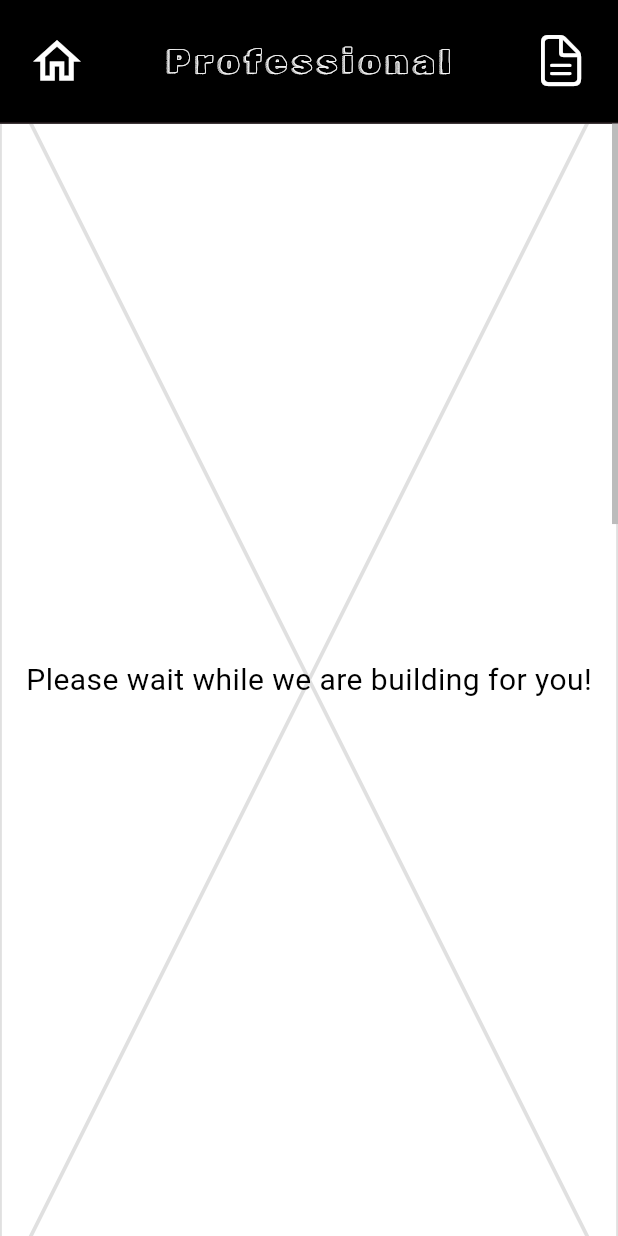
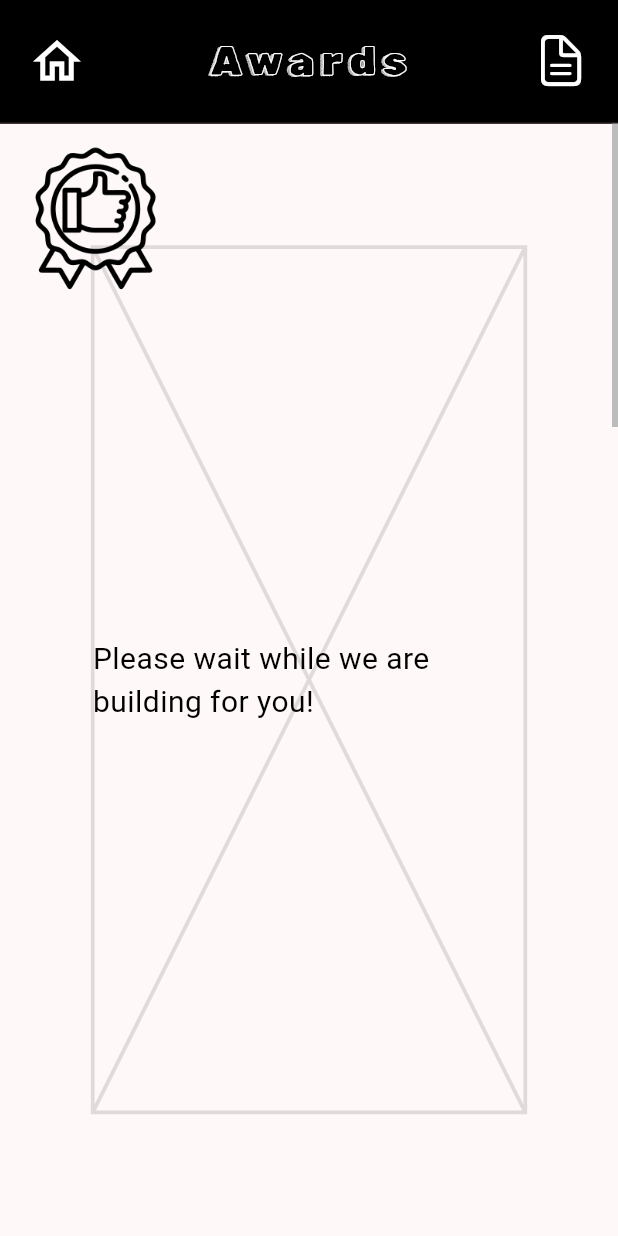
Before and after one commit to siva-ratnakar/home_page, a Flutter app: the ProfessionalPage screen opened by its route, on a phone screen of 412 x 824 dp. Run offline on Flutter 3.47's test engine with Material 3 defaults, Android fonts, the phone set to English and light mode, and no system bars; our stand-ins replace flutter_animate, go_router.

Commit message:
add images and handle header in professional
- add professional images
- add classes for items in this page
- add initial constants data
- get contents into the page from constants
- update header title to change dynamically based on scroll position
- refactor code

```diff
--- a/lib/constants/constants.dart
+++ b/lib/constants/constants.dart
@@ -1,3 +1,5 @@
+import 'package:siva_website/professional/src/classes.dart';
+
 class Constants {
   // Owner related constants
   // static const String siteTitle = 'The Curious Explorer';
@@ -22,6 +24,26 @@ class Constants {
   // Professional page related constants
   static const String siteProfessionalTitleFontFamily = 'RubikDoodleShadow';
   static const String resumePathName = 'cv.pdf';
+  // ! This should have at least one item
+  static const List<ProfessionalItem> professionalItems = [
+    // TODO(immadisairaj): add items also for carousel
+    ProfessionalItem(
+      title: 'Awards',
+      iconImagePath: professionalAwardsImagePath,
+    ),
+    ProfessionalItem(
+      title: 'Education',
+      iconImagePath: professionalEducationImagePath,
+    ),
+    ProfessionalItem(
+      title: 'Experience',
+      iconImagePath: professionalExperienceImagePath,
+    ),
+    ProfessionalItem(
+      title: 'Publications',
+      iconImagePath: professionalPublicationsImagePath,
+    ),
+  ];
 
   // Home Life component related constants
   static const lifeFrontImagePath = 'images/life_front.png';
@@ -52,6 +74,16 @@ class Constants {
   static const professionalMoveImagePath = 'images/professional_move.png';
   static const professionalMobileImagePath = 'images/professional_mobile.png';
 
+  // Professional page images related constants
+  static const professionalAwardsImagePath =
+      'images/professional/awards_logo.png';
+  static const professionalEducationImagePath =
+      'images/professional/education_symbol.png';
+  static const professionalExperienceImagePath =
+      'images/professional/experience_logo.png';
+  static const professionalPublicationsImagePath =
+      'images/professional/publications_icon.png';
+
   // Footer - Social Icons related constants
   static const facebookImagePath = 'images/social/facebook.png';
   static const facebookBlackImagePath = 'images/social/facebook_black.png';
@@ -74,7 +106,7 @@ class Constants {
   static const xLink = 'https://twitter.com/SivaRatnakar/';
 
   // cache images
-  static const cacheWebImagesPaths = [
+  static const cacheHomeWebImagesPaths = [
     // logo
     siteTitleAnmateImagePath,
     // life
@@ -109,7 +141,7 @@ class Constants {
     xBlackImagePath,
     xImagePath,
   ];
-  static const cacheMobileImagesPaths = [
+  static const cacheHomeMobileImagesPaths = [
     // logo
     siteTitleAnmateImagePath,
     // life
@@ -128,6 +160,12 @@ class Constants {
     scholarBlackImagePath,
     xBlackImagePath,
   ];
+  static const cacheProfessionalImagePaths = [
+    professionalAwardsImagePath,
+    professionalEducationImagePath,
+    professionalExperienceImagePath,
+    professionalPublicationsImagePath,
+  ];
 
   // ! - DON'T TOUCH
   static const double bigWidgetSize = 9000;
--- a/lib/home/home.dart
+++ b/lib/home/home.dart
@@ -26,8 +26,8 @@ class HomePage extends StatefulWidget {
 class _HomePageState extends State<HomePage> {
   precacheImages() {
     final imagePaths = PlatformHelper.isWebMobile
-        ? Constants.cacheMobileImagesPaths
-        : Constants.cacheWebImagesPaths;
+        ? Constants.cacheHomeMobileImagesPaths
+        : Constants.cacheHomeWebImagesPaths;
     for (var image in imagePaths) {
       precacheImage(Image.asset(image).image, context);
     }
--- a/lib/professional/professional.dart
+++ b/lib/professional/professional.dart
@@ -1,3 +1,5 @@
+import 'dart:math';
+
 import 'package:flutter/cupertino.dart';
 import 'package:flutter/material.dart';
 import 'package:go_router/go_router.dart';
@@ -9,8 +11,27 @@ import 'package:siva_website/utils/router.dart';
 part 'src/body.dart';
 part 'src/header.dart';
 
-class ProfessionalPage extends StatelessWidget {
+class ProfessionalPage extends StatefulWidget {
   const ProfessionalPage({super.key});
+
+  @override
+  State<ProfessionalPage> createState() => _ProfessionalPageState();
+}
+
+class _ProfessionalPageState extends State<ProfessionalPage> {
+  precacheImages() {
+    const imagePaths = Constants.cacheProfessionalImagePaths;
+    for (var image in imagePaths) {
+      precacheImage(Image.asset(image).image, context);
+    }
+  }
+
+  @override
+  void didChangeDependencies() {
+    // pre cache all images needed
+    precacheImages();
+    super.didChangeDependencies();
+  }
 
   @override
   Widget build(BuildContext context) {
--- a/lib/professional/src/body.dart
+++ b/lib/professional/src/body.dart
@@ -3,45 +3,64 @@ part of '../professional.dart';
 class ProfessionalBody extends StatelessWidget {
   const ProfessionalBody({super.key});
 
+  final proffItems = Constants.professionalItems;
+
   @override
   Widget build(BuildContext context) {
+    final screenHeight = MediaQuery.sizeOf(context).height;
+    final screenWidth = MediaQuery.sizeOf(context).width;
+    final backImageSize = min(screenHeight, screenWidth) * 0.2;
     return Scrollbar(
       controller: ProfessionalScreenHelper().scrollController,
       thumbVisibility: true,
-      child: ListWheelScrollView(
+      child: ListWheelScrollView.useDelegate(
         physics: const FixedExtentScrollPhysics(),
         controller: ProfessionalScreenHelper().scrollController,
         useMagnifier: true,
         magnification: 1.25,
-        itemExtent: MediaQuery.sizeOf(context).height * 0.8,
-        // TODO(immadisairaj): update page to show dynamic data
-        // childDelegate: ListWheelChildBuilderDelegate(
-        //   childCount: <get_count_dynamic>,
-        //   builder: (context, index) {
-        //     return const Placeholder();
-        //   },
-        // ),
+        itemExtent: screenHeight * 0.8,
+        childDelegate: ListWheelChildBuilderDelegate(
+          childCount: proffItems.length,
+          builder: (context, index) {
+            return SizedBox(
+              width: screenWidth * 0.8,
+              child: Stack(
                 children: [
-          Container(
-            width: MediaQuery.sizeOf(context).width * 0.8,
-            color: Colors.white,
+                  Positioned.fill(
+                    child: Padding(
+                      padding: EdgeInsets.symmetric(
+                        horizontal: screenWidth * 0.12,
+                        vertical: screenHeight * 0.12,
+                      ),
+                      // TODO(immadisairaj): add the carousels
                       child: const UnderConstruction(
                         color: Colors.black12,
                         textColor: Colors.black,
                       ),
                     ),
-          Container(
-            width: MediaQuery.sizeOf(context).width * 0.8,
-            color: Colors.green,
-            child: const UnderConstruction(),
                   ),
-          Container(
-            width: MediaQuery.sizeOf(context).width * 0.8,
-            color: Colors.blue,
-            child: const UnderConstruction(),
+                  Align(
+                    alignment: Alignment.topLeft,
+                    child: Padding(
+                      padding: EdgeInsets.only(
+                        top: screenHeight * 0.05,
+                        left: 8,
+                      ),
+                      child: SizedBox(
+                        width: backImageSize,
+                        height: backImageSize,
+                        child: Image.asset(
+                          proffItems[index].iconImagePath,
+                        ),
+                      ),
+                    ),
                   ),
                 ],
               ),
             );
+          },
+        ),
+      ),
+    );
   }
 }
--- /dev/null
+++ b/lib/professional/src/classes.dart
@@ -0,0 +1,13 @@
+// TODO(immadisairaj): update the classes to meet requirement
+class ProfessionalItem {
+  const ProfessionalItem({
+    required this.title,
+    required this.iconImagePath,
+    this.itemsList,
+  });
+  final String title;
+  final String iconImagePath;
+  final List<CarouselItem>? itemsList;
+}
+
+class CarouselItem {}
--- a/lib/professional/src/header.dart
+++ b/lib/professional/src/header.dart
@@ -4,14 +4,14 @@ class ProfessionalHeader extends StatelessWidget {
   const ProfessionalHeader({super.key});
 
   final _foregroundColor = Colors.white;
-  final _backgroundCOlor = Colors.black;
+  final _backgroundColor = Colors.black;
   final _iconSize = 38.0;
   final _iconButtonPadding = EdgeInsets.zero;
 
   @override
   Widget build(BuildContext context) {
     return Container(
-      color: _backgroundCOlor,
+      color: _backgroundColor,
       height: MediaQuery.sizeOf(context).height * 0.1,
       child: Column(
         mainAxisSize: MainAxisSize.max,
@@ -37,33 +37,8 @@ class ProfessionalHeader extends StatelessWidget {
                   ),
                   Flexible(
                     flex: 1,
-                    child: Padding(
-                      padding: const EdgeInsets.all(8),
-                      child: FittedBox(
-                        // TODO(immadisairaj): adjust sizes once font is fixed
-                        child: SizedBox(
-                          height: 60,
-                          width: 680,
-                          child: Center(
-                            child: DefaultTextStyle(
-                              style: Theme.of(context)
-                                  .textTheme
-                                  .displayLarge!
-                                  .copyWith(
-                                    fontFamily: Constants
-                                        .siteProfessionalTitleFontFamily,
-                                    fontWeight: FontWeight.w500,
-                                    letterSpacing:
-                                        Constants.siteTitleLetterSpacing,
-                                    color: _foregroundColor,
-                                  ),
-                              child: const Text('Professional'),
-                              // child: const TitleTextWidget(),
-                            ),
-                          ),
-                        ),
-                      ),
-                    ),
+                    child: ProfessionalHeaderTitle(
+                        foregroundColor: _foregroundColor),
                   ),
                   TitleIconButtonWrapper(
                     child: IconButton(
@@ -89,6 +64,88 @@ class ProfessionalHeader extends StatelessWidget {
   }
 }
 
+class ProfessionalHeaderTitle extends StatefulWidget {
+  const ProfessionalHeaderTitle({
+    super.key,
+    required Color foregroundColor,
+  }) : _foregroundColor = foregroundColor;
+
+  final Color _foregroundColor;
+
+  @override
+  State<ProfessionalHeaderTitle> createState() =>
+      _ProfessionalHeaderTitleState();
+}
+
+class _ProfessionalHeaderTitleState extends State<ProfessionalHeaderTitle> {
+  final _scrollController = ProfessionalScreenHelper().scrollController;
+
+  late int currentSection;
+  @override
+  void initState() {
+    super.initState();
+
+    currentSection = 1;
+    _scrollController.addListener(listener);
+  }
+
+  @override
+  dispose() {
+    _scrollController.removeListener(listener);
+    super.dispose();
+  }
+
+  listener() {
+    // TODO(immadisairaj): This is just to test for now, implement it completely
+    if (_scrollController.hasClients) {
+      final currentOffset = _scrollController.offset;
+      final maxOffset = _scrollController.position.maxScrollExtent;
+      final sections = Constants.professionalItems.length;
+
+      var _currentSection = (currentOffset / maxOffset * sections).ceil();
+      _currentSection = _currentSection == 0 ? 1 : _currentSection;
+
+      if (_currentSection != currentSection) {
+        setState(() {
+          currentSection = _currentSection;
+        });
+      }
+
+      // print(currentSection);
+    }
+  }
+
+  @override
+  Widget build(BuildContext context) {
+    return Padding(
+      padding: const EdgeInsets.all(8),
+      child: FittedBox(
+        child: SizedBox(
+          height: 65,
+          width: 550,
+          child: Center(
+            child: DefaultTextStyle(
+              style: Theme.of(context).textTheme.displayLarge!.copyWith(
+                    fontFamily: Constants.siteProfessionalTitleFontFamily,
+                    fontWeight: FontWeight.w500,
+                    letterSpacing: Constants.siteTitleLetterSpacing,
+                    color: widget._foregroundColor,
+                  ),
+              // TODO(immadisairaj): Try to add animations if possible
+              child: AnimatedContainer(
+                duration: Constants.defaultDuration,
+                child:
+                    Text(Constants.professionalItems[currentSection - 1].title),
+              ),
+              // child: const Text('Professional'),
+            ),
+          ),
+        ),
+      ),
+    );
+  }
+}
+
 class TitleIconButtonWrapper extends StatelessWidget {
   const TitleIconButtonWrapper({
     super.key,
@@ -103,7 +160,6 @@ class TitleIconButtonWrapper extends StatelessWidget {
       flex: 0,
       fit: FlexFit.loose,
       child: FittedBox(
-        // TODO(immadisairaj): adjust sizes once font is fixed
         child: SizedBox(
           height: 60,
           width: 60,
--- a/pubspec.yaml
+++ b/pubspec.yaml
@@ -68,6 +68,7 @@ flutter:
   assets:
     - images/
     - images/social/
+    - images/professional/
   #   - images/a_dot_ham.jpeg
 
   # An image asset can refer to one or more resolution-specific "variants", see
```
Also changed, not shown: images/professional/awards_logo.png (added), images/professional/education_symbol.png (added), images/professional/experience_logo.png (added), images/professional/publications_icon.png (added). Lines whose indentation alone changed are shown as unchanged.
